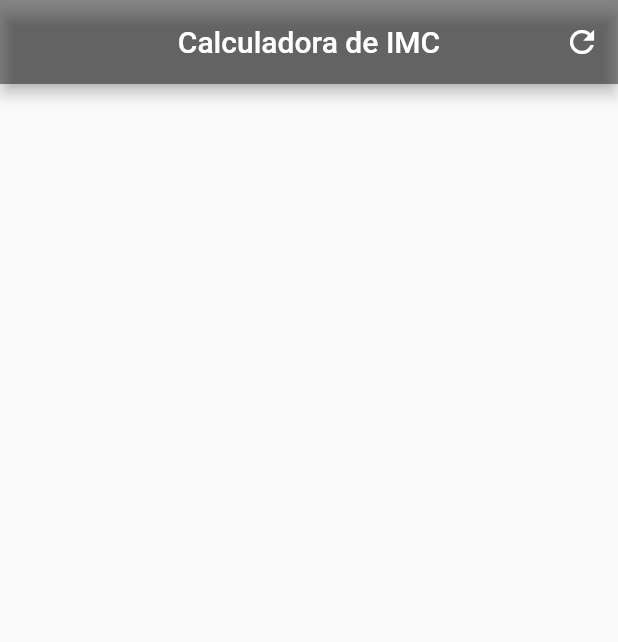
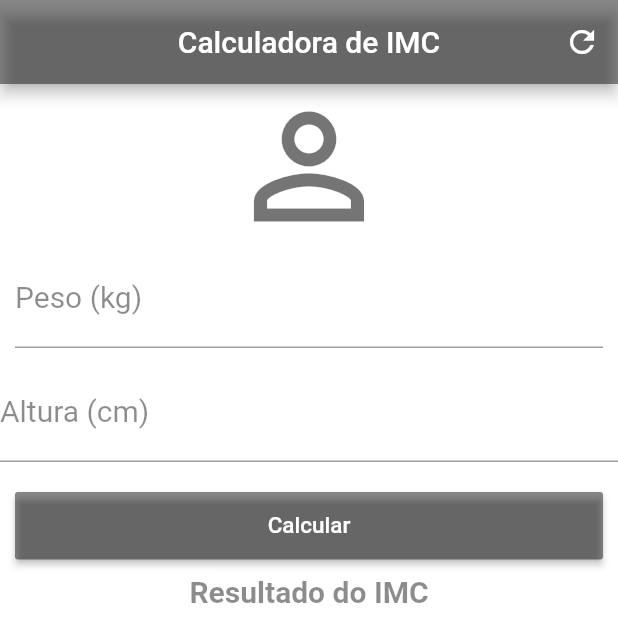
Before and after one commit to DoisLucas/SimpleApp-IMC, a Flutter app: the screen it shows after launch, on a phone screen of 412 x 824 dp. Shown: the top 642 px of the screen. Run offline on Flutter 3.47's test engine with Material 2 defaults, Android fonts, the phone set to English and light mode, and no system bars.

Commit message:
Body layout, TextField, ScrollView, Container and Icon

```diff
--- a/lib/main.dart
+++ b/lib/main.dart
@@ -22,10 +22,59 @@ class _HomeState extends State<Home> {
         actions: <Widget>[
           IconButton(
             icon: Icon(Icons.refresh),
-          onPressed: () {},
-      )
+            onPressed: () {},
+          )
         ],
       ),
+      backgroundColor: Colors.white,
+      body:
+
+      SingleChildScrollView(
+        child: Column(
+          crossAxisAlignment: CrossAxisAlignment.stretch,
+          children: <Widget>[
+            Icon(Icons.person_outline, size: 110, color: Colors.black54),
+            Padding(
+              padding: EdgeInsets.fromLTRB(10, 0, 10, 0),
+              child: TextField(
+                keyboardType: TextInputType.number,
+                decoration: InputDecoration(
+                    labelText: "Peso (kg)",
+                    labelStyle: TextStyle(color: Colors.black45)),
+                textAlign: TextAlign.center,
+                style: TextStyle(color: Colors.black45, fontSize: 20),
+              ),
+            ),
+            Padding(
+              padding: EdgeInsets.only(top: 10, bottom: 10),
+              child: TextField(
+                keyboardType: TextInputType.number,
+                decoration: InputDecoration(
+                    labelText: "Altura (cm)",
+                    labelStyle: TextStyle(color: Colors.black45)),
+                textAlign: TextAlign.center,
+                style: TextStyle(color: Colors.black45, fontSize: 20),
+              ),
+            ),
+            Padding(
+                padding: EdgeInsets.all(10),
+                child: Container(
+                  height: 45,
+                  child: RaisedButton(
+                    onPressed: () {},
+                    child: Text("Calcular",
+                        style: TextStyle(color: Colors.white, fontSize: 15)),
+                    color: Colors.black45,
+                  ),
+                )),
+            Text("Resultado do IMC",
+                textAlign: TextAlign.center,
+                style: TextStyle(color: Colors.black45, fontSize: 20, fontWeight: FontWeight.bold))
+          ],
+        ),
+      )
+
+
     );
   }
 }
```
